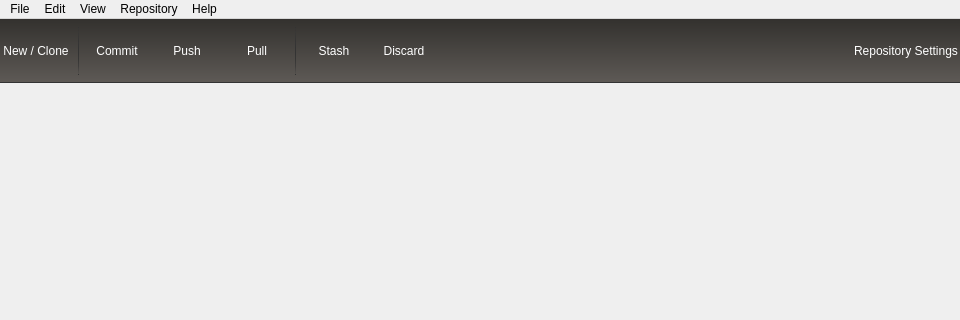
Above: mainwindow.ui from tsekityam/gitlin-gui before the change; both pictures show x 0 to 960 and y 0 to 320 of the 960 by 640 pixel window. Below: the same form after it.
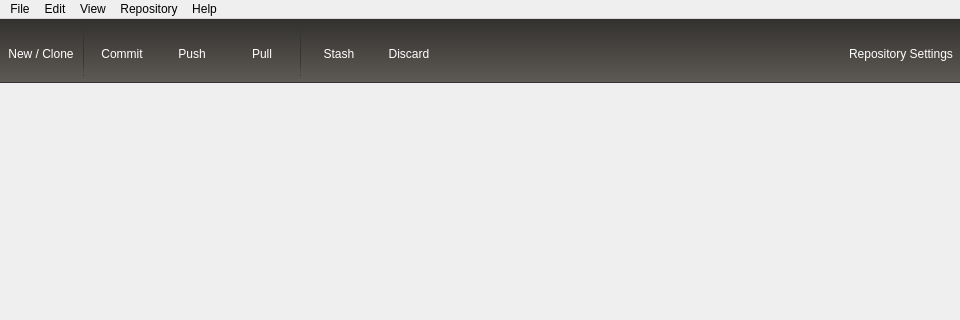
That is the form after the change. Icons and pictures are not drawn.

What changed in the file:
```diff
--- a/mainwindow.ui
+++ b/mainwindow.ui
@@ -47,9 +47,10 @@
 	border-bottom: 1px solid rgba(51, 51, 51, 255);
 }
 
-QPushButton {
+QToolButton {
 	border: none;
 	color: white;
+	text-align: center bottom;
 }
 
 QPushButton:pressed {
@@ -62,19 +63,19 @@
       </property>
       <layout class="QHBoxLayout" name="horizontalLayout">
        <property name="leftMargin">
-        <number>0</number>
+        <number>5</number>
        </property>
        <property name="topMargin">
-        <number>0</number>
+        <number>3</number>
        </property>
        <property name="rightMargin">
-        <number>0</number>
+        <number>5</number>
        </property>
        <property name="bottomMargin">
         <number>0</number>
        </property>
        <item>
-        <widget class="QPushButton" name="topButtonNewOrClone">
+        <widget class="QToolButton" name="topButtonNewOrClone">
          <property name="minimumSize">
           <size>
            <width>72</width>
@@ -98,6 +99,19 @@
          <property name="text">
           <string>New / Clone</string>
          </property>
+         <property name="icon">
+          <iconset resource="res/res.qrc">
+           <normaloff>:/res/img/barIcon_newRepo</normaloff>:/res/img/barIcon_newRepo</iconset>
+         </property>
+         <property name="iconSize">
+          <size>
+           <width>32</width>
+           <height>32</height>
+          </size>
+         </property>
+         <property name="toolButtonStyle">
+          <enum>Qt::ToolButtonTextUnderIcon</enum>
+         </property>
         </widget>
        </item>
        <item>
@@ -126,7 +140,7 @@
         </widget>
        </item>
        <item>
-        <widget class="QPushButton" name="topButtonCommit">
+        <widget class="QToolButton" name="topButtonCommit">
          <property name="minimumSize">
           <size>
            <width>64</width>
@@ -150,10 +164,23 @@
          <property name="text">
           <string>Commit</string>
          </property>
+         <property name="icon">
+          <iconset resource="res/res.qrc">
+           <normaloff>:/res/img/barIcon_newRepo</normaloff>:/res/img/barIcon_newRepo</iconset>
+         </property>
+         <property name="iconSize">
+          <size>
+           <width>32</width>
+           <height>32</height>
+          </size>
+         </property>
+         <property name="toolButtonStyle">
+          <enum>Qt::ToolButtonTextUnderIcon</enum>
+         </property>
         </widget>
        </item>
        <item>
-        <widget class="QPushButton" name="topButtonPush">
+        <widget class="QToolButton" name="topButtonPush">
          <property name="minimumSize">
           <size>
            <width>64</width>
@@ -177,10 +204,23 @@
          <property name="text">
           <string>Push</string>
          </property>
+         <property name="icon">
+          <iconset resource="res/res.qrc">
+           <normaloff>:/res/img/barIcon_newRepo</normaloff>:/res/img/barIcon_newRepo</iconset>
+         </property>
+         <property name="iconSize">
+          <size>
+           <width>32</width>
+           <height>32</height>
+          </size>
+         </property>
+         <property name="toolButtonStyle">
+          <enum>Qt::ToolButtonTextUnderIcon</enum>
+         </property>
         </widget>
        </item>
        <item>
-        <widget class="QPushButton" name="topButtonPull">
+        <widget class="QToolButton" name="topButtonPull">
          <property name="minimumSize">
           <size>
            <width>64</width>
@@ -204,6 +244,19 @@
          <property name="text">
           <string>Pull</string>
          </property>
+         <property name="icon">
+          <iconset resource="res/res.qrc">
+           <normaloff>:/res/img/barIcon_newRepo</normaloff>:/res/img/barIcon_newRepo</iconset>
+         </property>
+         <property name="iconSize">
+          <size>
+           <width>32</width>
+           <height>32</height>
+          </size>
+         </property>
+         <property name="toolButtonStyle">
+          <enum>Qt::ToolButtonTextUnderIcon</enum>
+         </property>
         </widget>
        </item>
        <item>
@@ -232,7 +285,7 @@
         </widget>
        </item>
        <item>
-        <widget class="QPushButton" name="topButtonStash">
+        <widget class="QToolButton" name="topButtonStash">
          <property name="minimumSize">
           <size>
            <width>64</width>
@@ -256,10 +309,23 @@
          <property name="text">
           <string>Stash</string>
          </property>
+         <property name="icon">
+          <iconset resource="res/res.qrc">
+           <normaloff>:/res/img/barIcon_newRepo</normaloff>:/res/img/barIcon_newRepo</iconset>
+         </property>
+         <property name="iconSize">
+          <size>
+           <width>32</width>
+           <height>32</height>
+          </size>
+         </property>
+         <property name="toolButtonStyle">
+          <enum>Qt::ToolButtonTextUnderIcon</enum>
+         </property>
         </widget>
        </item>
        <item>
-        <widget class="QPushButton" name="topButtonDiscard">
+        <widget class="QToolButton" name="topButtonDiscard">
          <property name="minimumSize">
           <size>
            <width>64</width>
@@ -283,6 +349,19 @@
          <property name="text">
           <string>Discard</string>
          </property>
+         <property name="icon">
+          <iconset resource="res/res.qrc">
+           <normaloff>:/res/img/barIcon_newRepo</normaloff>:/res/img/barIcon_newRepo</iconset>
+         </property>
+         <property name="iconSize">
+          <size>
+           <width>32</width>
+           <height>32</height>
+          </size>
+         </property>
+         <property name="toolButtonStyle">
+          <enum>Qt::ToolButtonTextUnderIcon</enum>
+         </property>
         </widget>
        </item>
        <item>
@@ -299,7 +378,7 @@
         </spacer>
        </item>
        <item>
-        <widget class="QPushButton" name="topButtonRepoSettings">
+        <widget class="QToolButton" name="topButtonRepoSettings">
          <property name="minimumSize">
           <size>
            <width>108</width>
@@ -317,15 +396,22 @@
            <pointsize>9</pointsize>
           </font>
          </property>
-         <property name="focusPolicy">
-          <enum>Qt::NoFocus</enum>
-         </property>
-         <property name="autoFillBackground">
-          <bool>false</bool>
-         </property>
          <property name="text">
           <string>Repository Settings</string>
          </property>
+         <property name="icon">
+          <iconset resource="res/res.qrc">
+           <normaloff>:/res/img/barIcon_newRepo</normaloff>:/res/img/barIcon_newRepo</iconset>
+         </property>
+         <property name="iconSize">
+          <size>
+           <width>32</width>
+           <height>32</height>
+          </size>
+         </property>
+         <property name="toolButtonStyle">
+          <enum>Qt::ToolButtonTextUnderIcon</enum>
+         </property>
         </widget>
        </item>
       </layout>
```
Left out of the diff: 26 changed lines with no effect on the pictures.
